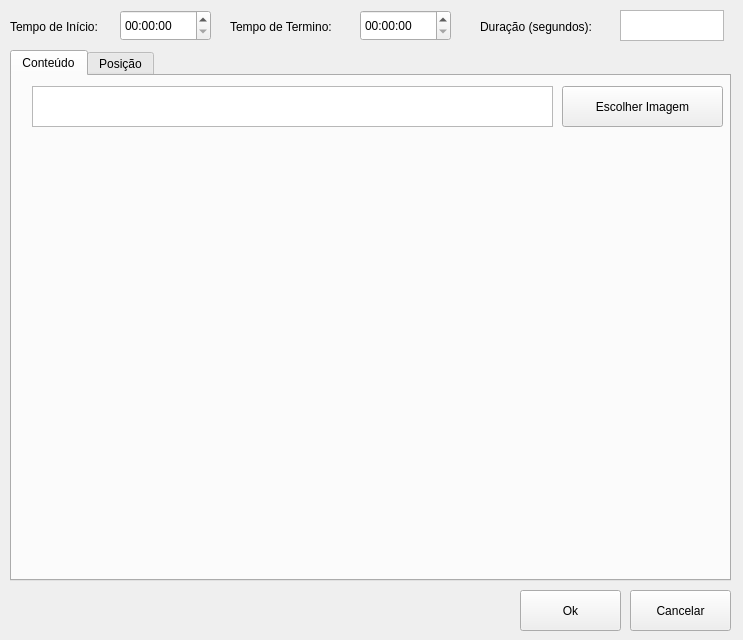
Old version of the form ui/ImageContent.ui in the repository caioviel/pyannotator.
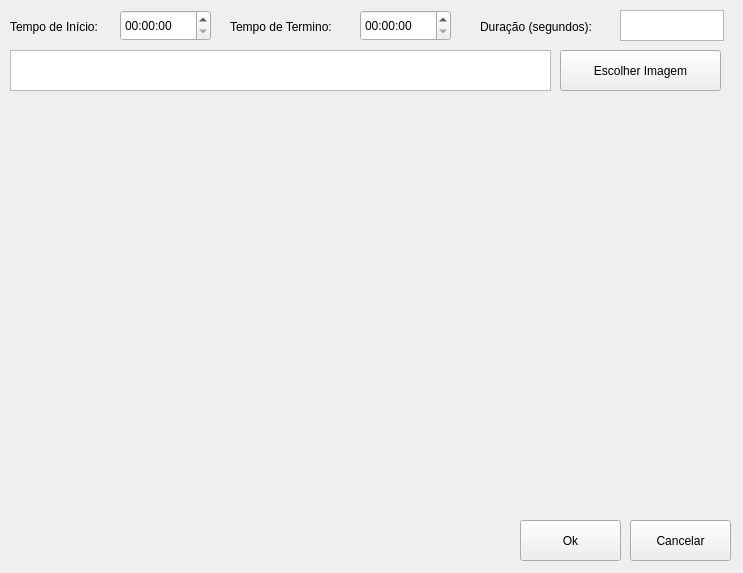
New version of the form. Icons and pictures are not drawn.

Patch:
```diff
--- a/ui/ImageContent.ui
+++ b/ui/ImageContent.ui
@@ -7,7 +7,7 @@
     <x>0</x>
     <y>0</y>
     <width>743</width>
-    <height>640</height>
+    <height>573</height>
    </rect>
   </property>
   <property name="windowTitle">
@@ -30,7 +30,7 @@
    <property name="geometry">
     <rect>
      <x>630</x>
-     <y>590</y>
+     <y>520</y>
      <width>101</width>
      <height>41</height>
     </rect>
@@ -49,78 +49,6 @@
     </size>
    </property>
   </widget>
-  <widget class="QTabWidget" name="tabs">
-   <property name="geometry">
-    <rect>
-     <x>10</x>
-     <y>50</y>
-     <width>721</width>
-     <height>531</height>
-    </rect>
-   </property>
-   <property name="currentIndex">
-    <number>0</number>
-   </property>
-   <widget class="QWidget" name="tab_content">
-    <attribute name="title">
-     <string>Conteúdo</string>
-    </attribute>
-    <widget class="QPlainTextEdit" name="txt_media_name">
-     <property name="geometry">
-      <rect>
-       <x>20</x>
-       <y>10</y>
-       <width>521</width>
-       <height>41</height>
-      </rect>
-     </property>
-     <property name="textInteractionFlags">
-      <set>Qt::TextSelectableByKeyboard|Qt::TextSelectableByMouse</set>
-     </property>
-    </widget>
-    <widget class="QPushButton" name="btn_choose_image">
-     <property name="geometry">
-      <rect>
-       <x>550</x>
-       <y>10</y>
-       <width>161</width>
-       <height>41</height>
-      </rect>
-     </property>
-     <property name="text">
-      <string>Escolher Imagem</string>
-     </property>
-     <property name="icon">
-      <iconset resource="icons.qrc">
-       <normaloff>:/i/folder_open.png</normaloff>:/i/folder_open.png</iconset>
-     </property>
-     <property name="iconSize">
-      <size>
-       <width>40</width>
-       <height>40</height>
-      </size>
-     </property>
-    </widget>
-    <widget class="QLabel" name="lbl_image">
-     <property name="geometry">
-      <rect>
-       <x>20</x>
-       <y>60</y>
-       <width>681</width>
-       <height>421</height>
-      </rect>
-     </property>
-     <property name="text">
-      <string/>
-     </property>
-    </widget>
-   </widget>
-   <widget class="QWidget" name="tab_position">
-    <attribute name="title">
-     <string>Posição</string>
-    </attribute>
-   </widget>
-  </widget>
   <widget class="QTimeEdit" name="time_end">
    <property name="geometry">
     <rect>
@@ -148,7 +76,7 @@
    <property name="geometry">
     <rect>
      <x>520</x>
-     <y>590</y>
+     <y>520</y>
      <width>101</width>
      <height>41</height>
     </rect>
@@ -203,6 +131,63 @@
     </rect>
    </property>
   </widget>
+  <widget class="QPlainTextEdit" name="txt_media_name">
+   <property name="geometry">
+    <rect>
+     <x>10</x>
+     <y>50</y>
+     <width>541</width>
+     <height>41</height>
+    </rect>
+   </property>
+   <property name="textInteractionFlags">
+    <set>Qt::TextSelectableByKeyboard|Qt::TextSelectableByMouse</set>
+   </property>
+  </widget>
+  <widget class="QPushButton" name="btn_choose_image">
+   <property name="geometry">
+    <rect>
+     <x>560</x>
+     <y>50</y>
+     <width>161</width>
+     <height>41</height>
+    </rect>
+   </property>
+   <property name="text">
+    <string>Escolher Imagem</string>
+   </property>
+   <property name="icon">
+    <iconset resource="icons.qrc">
+     <normaloff>:/i/folder_open.png</normaloff>:/i/folder_open.png</iconset>
+   </property>
+   <property name="iconSize">
+    <size>
+     <width>40</width>
+     <height>40</height>
+    </size>
+   </property>
+  </widget>
+  <widget class="QWidget" name="layout_selector_widget" native="true">
+   <property name="geometry">
+    <rect>
+     <x>10</x>
+     <y>100</y>
+     <width>721</width>
+     <height>411</height>
+    </rect>
+   </property>
+  </widget>
+  <zorder>layout_selector_widget</zorder>
+  <zorder>txt_duration</zorder>
+  <zorder>btn_cancel</zorder>
+  <zorder>time_end</zorder>
+  <zorder>lbl_duration</zorder>
+  <zorder>btn_ok</zorder>
+  <zorder>lbl_end_time</zorder>
+  <zorder>lbl_begin_time</zorder>
+  <zorder>time_begin</zorder>
+  <zorder>txt_media_name</zorder>
+  <zorder>btn_choose_image</zorder>
  </widget>
  <resources>
   <include location="icons.qrc"/>
```
